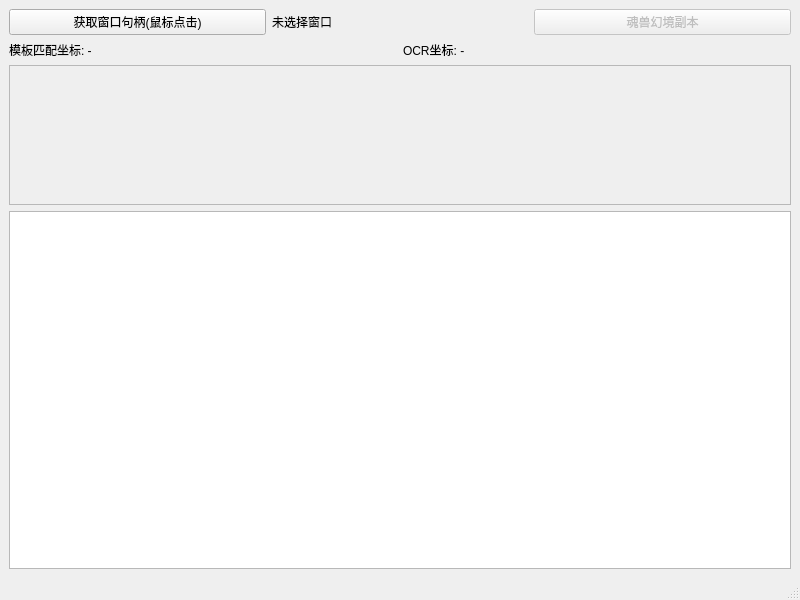
First picture: the form in mainwindow.ui, repository jianzhangg/dldl-lhsj, before the edit.
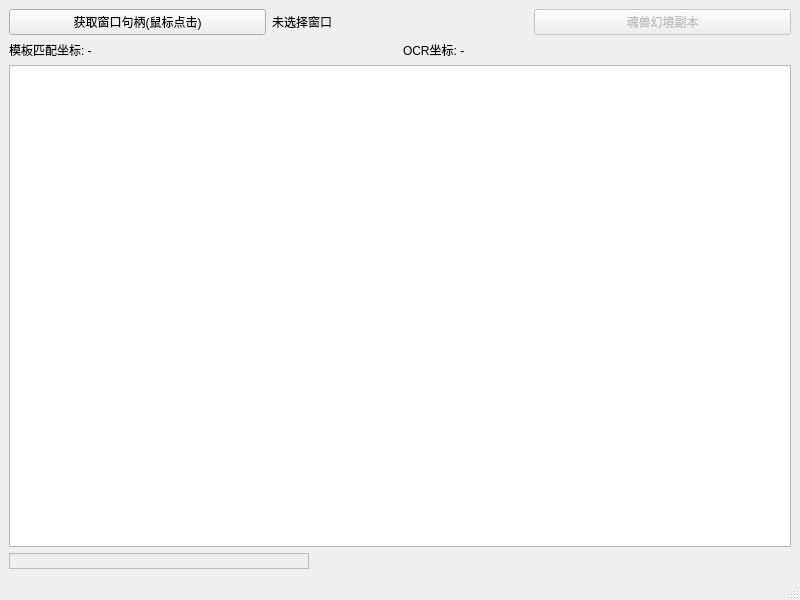
Second picture: the form after the edit.

Commit message: Refactor screenshot display in MainWindow to enforce a maximum width of 300 pixels with proportional scaling. Adjust QLabel properties in UI to ensure proper layout and prevent scaling issues. Removed unnecessary QTextEdit widget from layout.

```diff
--- a/mainwindow.ui
+++ b/mainwindow.ui
@@ -61,18 +61,19 @@
       </item>
      </layout>
     </item>
+    <item>
+     <widget class="QTextEdit" name="txtLog">
+      <property name="readOnly">
+       <bool>true</bool>
+      </property>
+     </widget>
+    </item>
     <item>
      <widget class="QLabel" name="lblScreenshot">
-      <property name="minimumSize">
-       <size>
-        <width>360</width>
-        <height>140</height>
-       </size>
-      </property>
       <property name="maximumSize">
        <size>
-        <width>16777215</width>
-        <height>300</height>
+        <width>300</width>
+        <height>16777215</height>
        </size>
       </property>
       <property name="frameShape">
@@ -86,13 +87,6 @@
       </property>
      </widget>
     </item>
-    <item>
-     <widget class="QTextEdit" name="txtLog">
-      <property name="readOnly">
-       <bool>true</bool>
-      </property>
-     </widget>
-    </item>
    </layout>
   </widget>
   <widget class="QMenuBar" name="menubar">
```
Left out of the diff: 2 changed lines with no effect on the pictures. The commit also changes 3 other files.
